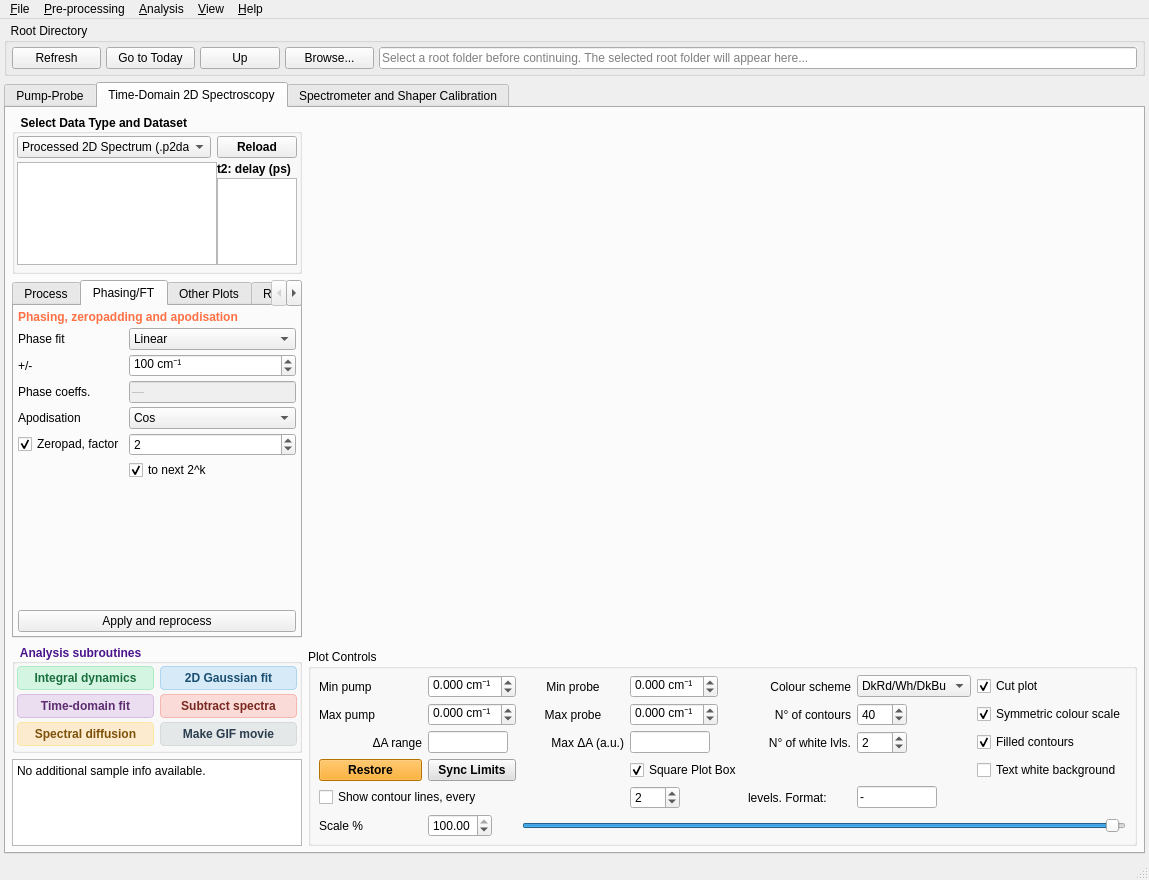
This is src/pymorgan/gui/main_window.ui in RJFernandezTeran/PyMORGAN as Qt 5 draws it before an edit. The edited form follows.
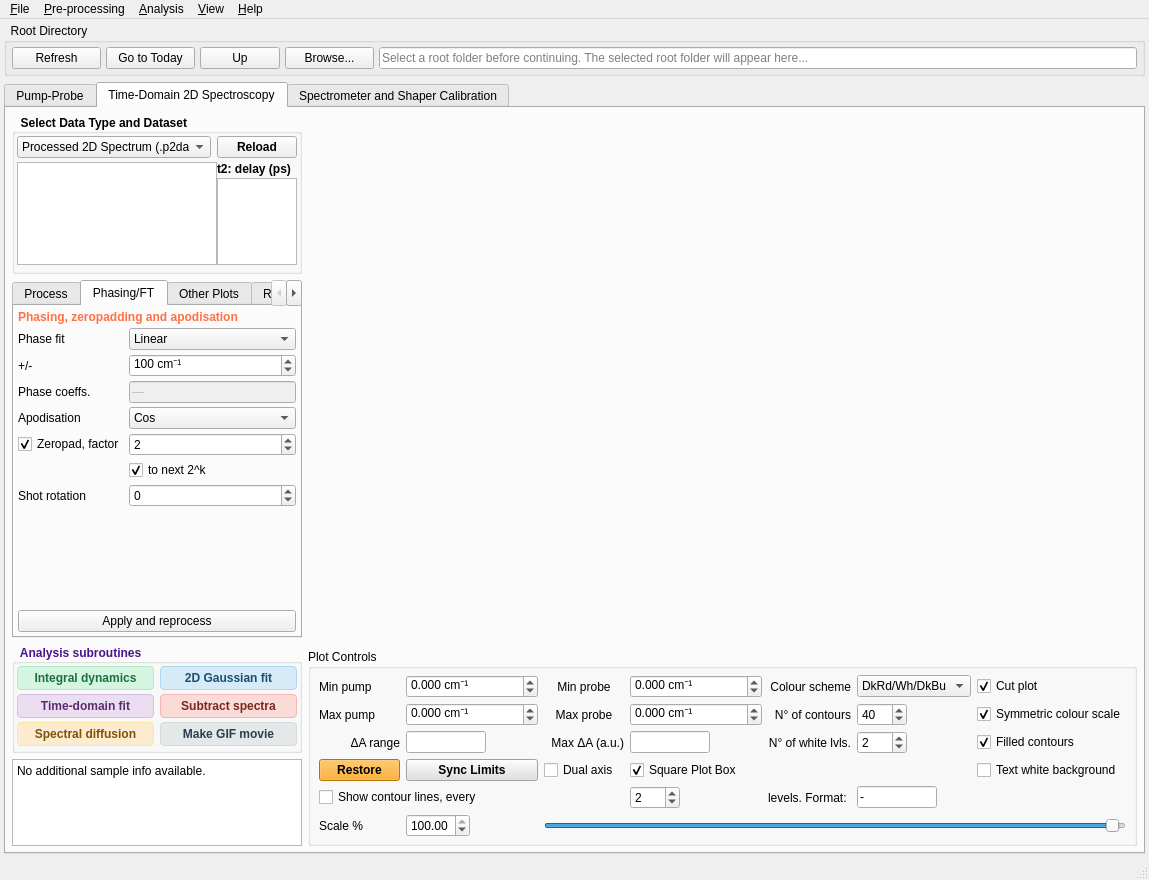
This is the edited form. The open tabs and pages were chosen to show the change. Custom widgets are drawn as their Qt base class.

The edit to the form file:
```diff
--- a/src/pymorgan/gui/main_window.ui
+++ b/src/pymorgan/gui/main_window.ui
@@ -2532,6 +2532,32 @@
                   </property>
                  </widget>
                 </item>
+                <item row="6" column="0">
+                 <widget class="QLabel" name="twoD_shot_rotation_lbl">
+                  <property name="text">
+                   <string>Shot rotation</string>
+                  </property>
+                 </widget>
+                </item>
+                <item row="6" column="1">
+                 <widget class="QSpinBox" name="twoD_shot_rotation">
+                  <property name="toolTip">
+                   <string>Circularly rotate time-domain t1 data by an integer number of shots before apodisation and Fourier transform (+k wraps end to t1=0; -k brings bin k to t1=0)</string>
+                  </property>
+                  <property name="keyboardTracking">
+                   <bool>false</bool>
+                  </property>
+                  <property name="minimum">
+                   <number>-9999</number>
+                  </property>
+                  <property name="maximum">
+                   <number>9999</number>
+                  </property>
+                  <property name="value">
+                   <number>0</number>
+                  </property>
+                 </widget>
+                </item>
                </layout>
               </item>
               <item>
@@ -2856,13 +2882,13 @@
                </property>
                <property name="minimumSize">
                 <size>
-                 <width>88</width>
+                 <width>132</width>
                  <height>0</height>
                 </size>
                </property>
                <property name="maximumSize">
                 <size>
-                 <width>88</width>
+                 <width>132</width>
                  <height>16777215</height>
                 </size>
                </property>
@@ -2887,13 +2913,13 @@
                </property>
                <property name="minimumSize">
                 <size>
-                 <width>88</width>
+                 <width>132</width>
                  <height>0</height>
                 </size>
                </property>
                <property name="maximumSize">
                 <size>
-                 <width>88</width>
+                 <width>132</width>
                  <height>16777215</height>
                 </size>
                </property>
@@ -2965,13 +2991,13 @@
                </property>
                <property name="minimumSize">
                 <size>
-                 <width>88</width>
+                 <width>132</width>
                  <height>0</height>
                 </size>
                </property>
                <property name="maximumSize">
                 <size>
-                 <width>88</width>
+                 <width>132</width>
                  <height>16777215</height>
                 </size>
                </property>
@@ -2996,13 +3022,13 @@
                </property>
                <property name="minimumSize">
                 <size>
-                 <width>88</width>
+                 <width>132</width>
                  <height>0</height>
                 </size>
                </property>
                <property name="maximumSize">
                 <size>
-                 <width>88</width>
+                 <width>132</width>
                  <height>16777215</height>
                 </size>
                </property>
@@ -3193,6 +3219,16 @@
                </property>
               <property name="maximumSize"><size><width>80</width><height>16777215</height></size></property></widget>
              </item>
+             <item row="3" column="2">
+              <widget class="QCheckBox" name="twoD_PC_dualAxis">
+               <property name="toolTip">
+                <string>Show complementary wavelength/wavenumber secondary axes (top and right)</string>
+               </property>
+               <property name="text">
+                <string>Dual axis</string>
+               </property>
+              </widget>
+             </item>
              <item row="3" column="3">
               <widget class="QCheckBox" name="twoD_PC_square">
                <property name="text">
```
